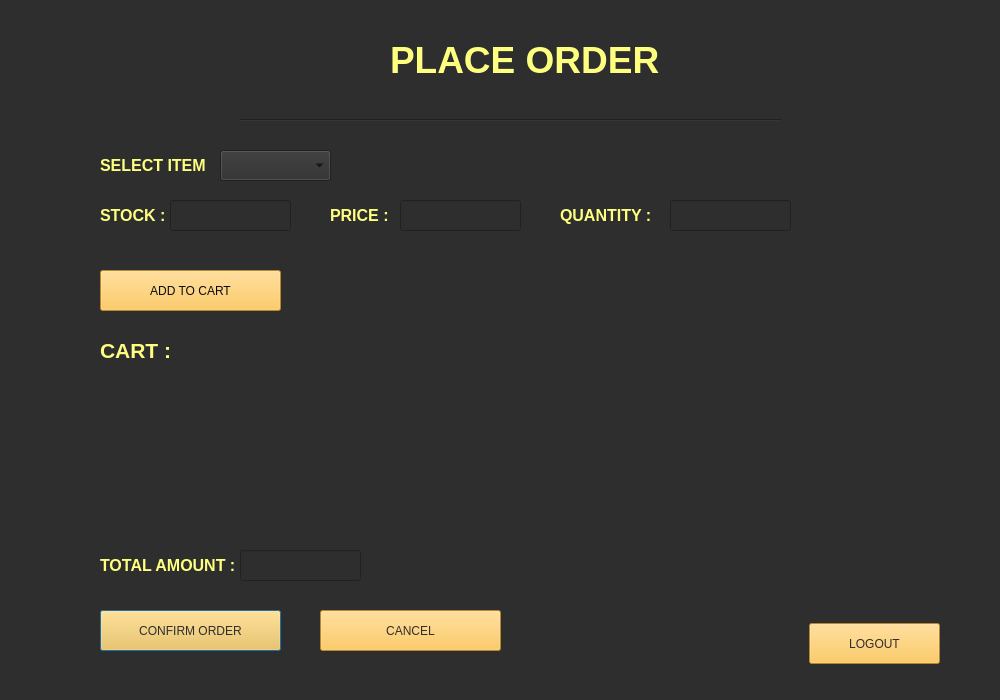
The window that user.ui (mesum-abbas/Canteen_Managment_System) describes before a commit, drawn with Qt 5.
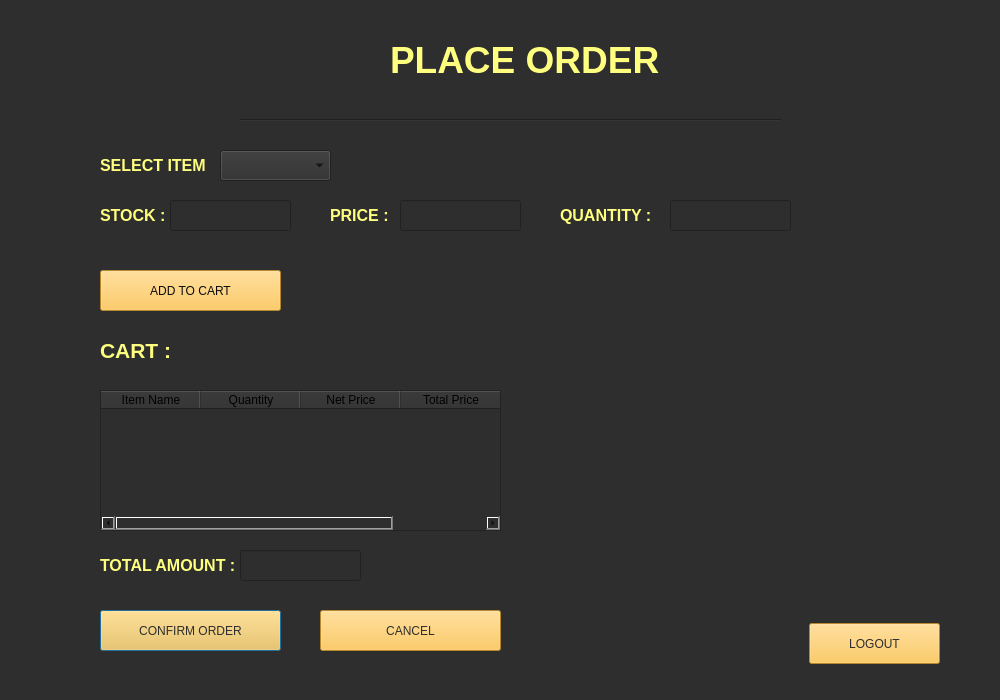
The same window after the commit. Icons and pictures are not drawn.

Diff of the .ui file:
```diff
--- a/user.ui
+++ b/user.ui
@@ -253,6 +253,36 @@
     <string/>
    </property>
   </widget>
+  <widget class="QTableWidget" name="tableWidget">
+   <property name="geometry">
+    <rect>
+     <x>100</x>
+     <y>390</y>
+     <width>401</width>
+     <height>141</height>
+    </rect>
+   </property>
+   <column>
+    <property name="text">
+     <string>Item Name</string>
+    </property>
+   </column>
+   <column>
+    <property name="text">
+     <string>Quantity</string>
+    </property>
+   </column>
+   <column>
+    <property name="text">
+     <string>Net Price</string>
+    </property>
+   </column>
+   <column>
+    <property name="text">
+     <string>Total Price</string>
+    </property>
+   </column>
+  </widget>
  </widget>
  <resources/>
  <connections/>
```
Left out of the diff: 8 changed lines with no effect on the pictures.
